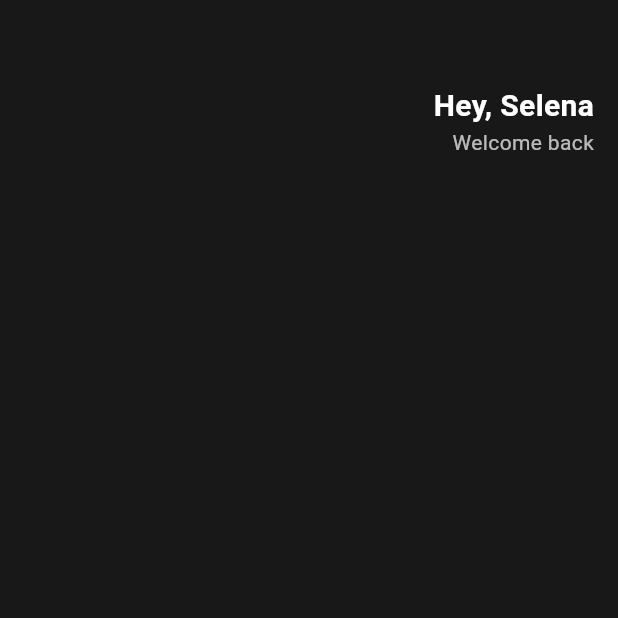
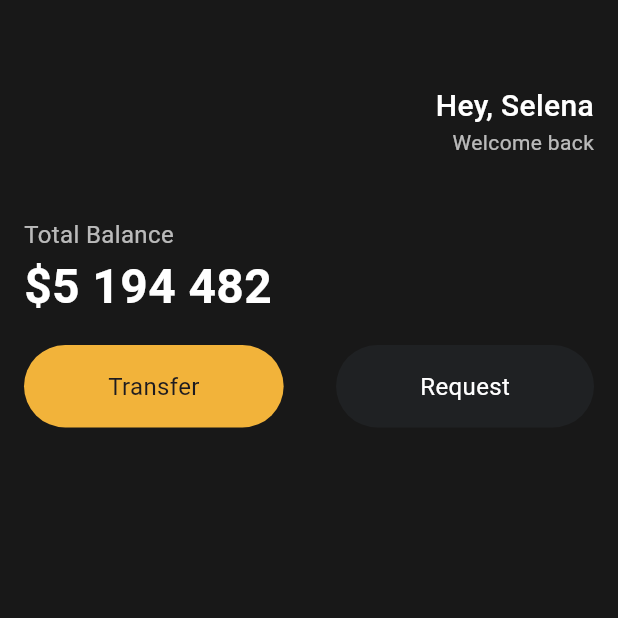
Before and after one commit to hyesuhong/flutter_playground, a Flutter app: the screen it shows after launch, on a phone screen of 412 x 824 dp, the top half of it. Run offline on Flutter 3.47's test engine with Material 3 defaults, Android fonts, the phone set to English and light mode, and no system bars.

Commit message:
feat: money_app - add balance area

```diff
--- a/money_app/lib/main.dart
+++ b/money_app/lib/main.dart
@@ -13,8 +13,11 @@ class MyApp extends StatelessWidget {
       home: Scaffold(
         backgroundColor: const Color(0xff181818),
         body: Padding(
-          padding: const EdgeInsets.symmetric(horizontal: 16),
+          padding: const EdgeInsets.symmetric(
+            horizontal: 16,
+          ),
           child: Column(
+            crossAxisAlignment: CrossAxisAlignment.start,
             children: [
               const SizedBox(
                 height: 56,
@@ -30,7 +33,7 @@ class MyApp extends StatelessWidget {
                         style: TextStyle(
                           color: Colors.white,
                           fontSize: 20,
-                          fontWeight: FontWeight.w700,
+                          fontWeight: FontWeight.w500,
                         ),
                       ),
                       Text(
@@ -43,6 +46,69 @@ class MyApp extends StatelessWidget {
                   ),
                 ],
               ),
+              const SizedBox(
+                height: 40,
+              ),
+              Text(
+                'Total Balance',
+                style: TextStyle(
+                  color: Colors.white.withOpacity(0.7),
+                  fontSize: 16,
+                ),
+              ),
+              const Text(
+                '\$5 194 482',
+                style: TextStyle(
+                  color: Colors.white,
+                  fontSize: 32,
+                  fontWeight: FontWeight.w700,
+                ),
+              ),
+              const SizedBox(
+                height: 16,
+              ),
+              Row(
+                mainAxisAlignment: MainAxisAlignment.spaceBetween,
+                children: [
+                  Container(
+                    decoration: BoxDecoration(
+                      color: const Color(0xfff2b33a),
+                      borderRadius: BorderRadius.circular(50),
+                    ),
+                    child: const Padding(
+                      padding: EdgeInsets.symmetric(
+                        horizontal: 56,
+                        vertical: 16,
+                      ),
+                      child: Text(
+                        'Transfer',
+                        style: TextStyle(
+                          fontSize: 16,
+                        ),
+                      ),
+                    ),
+                  ),
+                  Container(
+                    decoration: BoxDecoration(
+                      color: const Color(0xff1f2123),
+                      borderRadius: BorderRadius.circular(50),
+                    ),
+                    child: const Padding(
+                      padding: EdgeInsets.symmetric(
+                        horizontal: 56,
+                        vertical: 16,
+                      ),
+                      child: Text(
+                        'Request',
+                        style: TextStyle(
+                          fontSize: 16,
+                          color: Colors.white,
+                        ),
+                      ),
+                    ),
+                  ),
+                ],
+              ),
             ],
           ),
         ),
```
